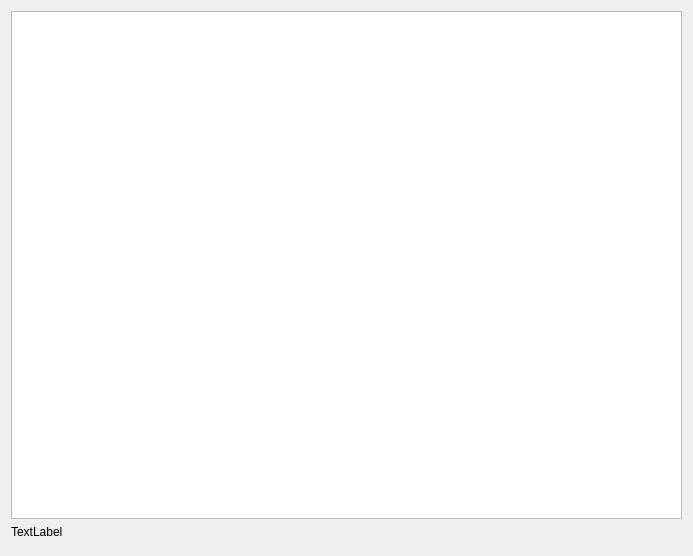
Qt form src/gui/activitywidget.ui (nextcloud/desktop) before a commit.
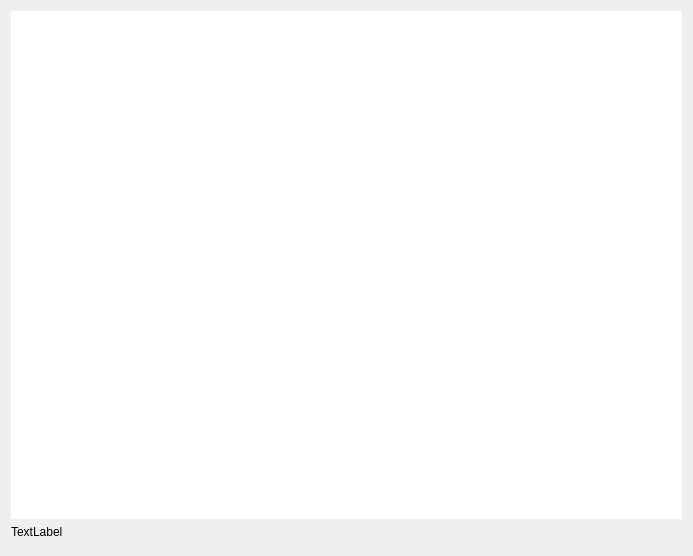
The same form after that commit.

Commit message:
Adjust space between action/buttons in the toolbar.
- Minor: cleans up code used for debug.

```diff
--- a/src/gui/activitywidget.ui
+++ b/src/gui/activitywidget.ui
@@ -41,6 +41,27 @@
        <verstretch>0</verstretch>
       </sizepolicy>
      </property>
+     <property name="frameShape">
+      <enum>QFrame::NoFrame</enum>
+     </property>
+     <property name="frameShadow">
+      <enum>QFrame::Plain</enum>
+     </property>
+     <property name="lineWidth">
+      <number>0</number>
+     </property>
+     <property name="resizeMode">
+      <enum>QListView::Adjust</enum>
+     </property>
+     <property name="viewMode">
+      <enum>QListView::ListMode</enum>
+     </property>
+     <property name="modelColumn">
+      <number>0</number>
+     </property>
+     <property name="wordWrap">
+      <bool>true</bool>
+     </property>
     </widget>
    </item>
   </layout>
```
The commit also changes 2 other files.
